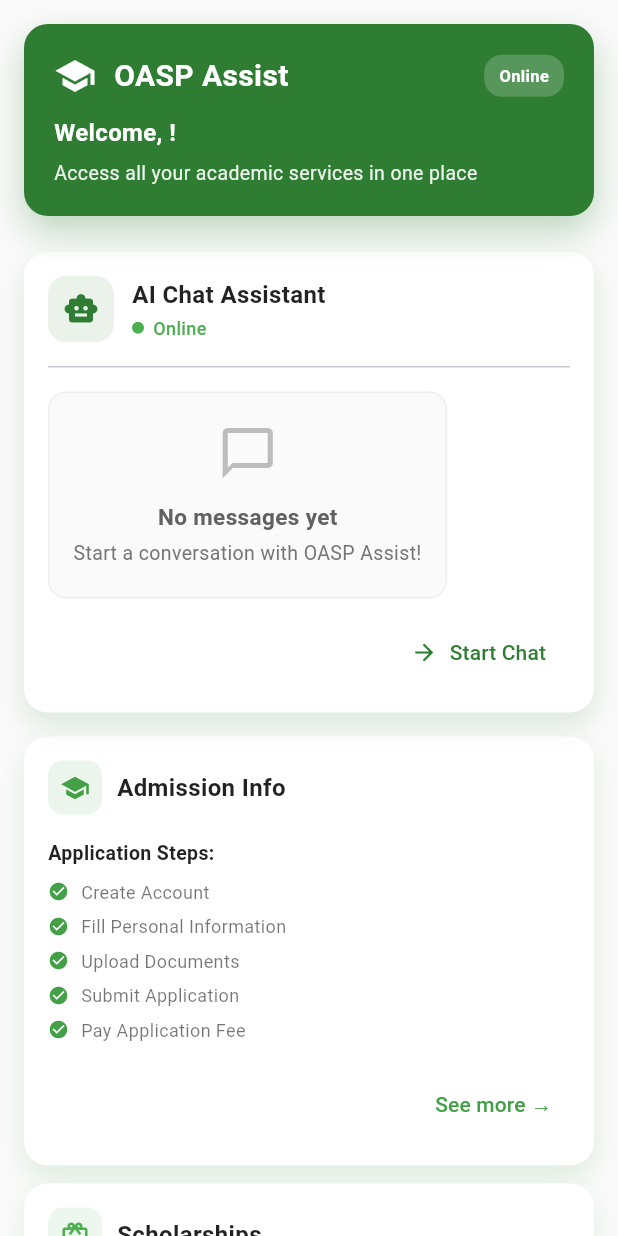
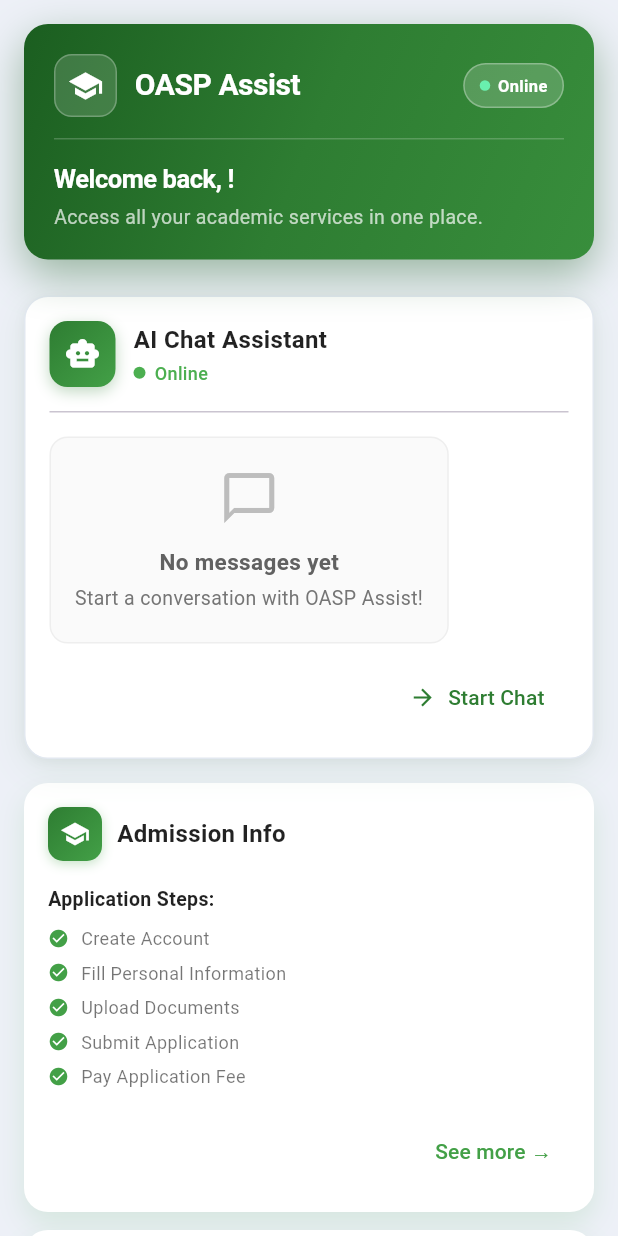
Before and after one commit to JIAN-LESTER/OASP_Assist, a Flutter app: the HomeDashboard screen opened directly, on a phone screen of 412 x 824 dp. Run offline on Flutter 3.47's test engine with Material 3 defaults, Android fonts, the phone set to English and light mode, and no system bars; our stand-ins replace cached_network_image, cloud_firestore, cloud_functions, csv, file_picker, firebase_auth and 15 more; missing offline and left inert: docx_to_text, google_mlkit_text_recognition, markdown, syncfusion_flutter_pdf, universal_html; accounts and stored records are empty.

Commit message:
User module UI styling tweaks

```diff
--- a/lib/modules/user/home/home.dart
+++ b/lib/modules/user/home/home.dart
@@ -2,7 +2,6 @@ import 'package:capstone_project/modules/user/user_main_page.dart';
 import 'package:cloud_firestore/cloud_firestore.dart';
 import 'package:firebase_auth/firebase_auth.dart';
 import 'package:flutter/material.dart';
-
 
 import 'package:flutter_markdown_plus/flutter_markdown_plus.dart';
 
@@ -204,7 +203,6 @@ class _HomeDashboardState extends State<HomeDashboard>
   bool _isMobile(BuildContext context) =>
       MediaQuery.of(context).size.width < 600;
 
-
   bool _isDesktop(BuildContext context) =>
       MediaQuery.of(context).size.width >= 1980;
   double _getMaxWidth(BuildContext context) {
@@ -215,7 +213,7 @@ class _HomeDashboardState extends State<HomeDashboard>
   @override
   Widget build(BuildContext context) {
     return Scaffold(
-      backgroundColor: Colors.grey[50],
+      backgroundColor: const Color(0xFFEDF0F7),
       body: FadeTransition(
         opacity: _fadeAnimation,
         child: SafeArea(
@@ -267,7 +265,11 @@ class _HomeDashboardState extends State<HomeDashboard>
       margin: EdgeInsets.all(isMobile ? 16 : 20),
       padding: EdgeInsets.all(isMobile ? 20 : 24),
       decoration: BoxDecoration(
-        color: const Color(0xFF2E7D32),
+        gradient: const LinearGradient(
+          colors: [Color(0xFF1B5E20), Color(0xFF2E7D32), Color(0xFF388E3C)],
+          begin: Alignment.topLeft,
+          end: Alignment.bottomRight,
+        ),
         borderRadius: BorderRadius.circular(isMobile ? 16 : 20),
       ),
       child: Column(
@@ -310,12 +312,16 @@ class _HomeDashboardState extends State<HomeDashboard>
       margin: EdgeInsets.all(isMobile ? 16 : 20),
       padding: EdgeInsets.all(isMobile ? 20 : 24),
       decoration: BoxDecoration(
-        color: const Color(0xFF2E7D32),
+        gradient: const LinearGradient(
+          colors: [Color(0xFF1B5E20), Color(0xFF2E7D32), Color(0xFF388E3C)],
+          begin: Alignment.topLeft,
+          end: Alignment.bottomRight,
+        ),
         borderRadius: BorderRadius.circular(isMobile ? 16 : 20),
         boxShadow: [
           BoxShadow(
-            color: const Color(0xFF2E7D32).withOpacity(0.3),
-            blurRadius: 20,
+            color: const Color(0xFF1B5E20).withOpacity(0.40),
+            blurRadius: 24,
             offset: const Offset(0, 10),
           ),
         ],
@@ -325,7 +331,19 @@ class _HomeDashboardState extends State<HomeDashboard>
         children: [
           Row(
             children: [
-              Icon(Icons.school, color: Colors.white, size: isMobile ? 28 : 32),
+              Container(
+                padding: const EdgeInsets.all(8),
+                decoration: BoxDecoration(
+                  color: Colors.white.withOpacity(0.15),
+                  borderRadius: BorderRadius.circular(12),
+                  border: Border.all(color: Colors.white.withOpacity(0.25)),
+                ),
+                child: Icon(
+                  Icons.school,
+                  color: Colors.white,
+                  size: isMobile ? 24 : 28,
+                ),
+              ),
               const SizedBox(width: 12),
               Expanded(
                 child: Text(
@@ -334,6 +352,7 @@ class _HomeDashboardState extends State<HomeDashboard>
                     color: Colors.white,
                     fontSize: isMobile ? 20 : (isDesktop ? 28 : 24),
                     fontWeight: FontWeight.bold,
+                    letterSpacing: -0.3,
                   ),
                   overflow: TextOverflow.ellipsis,
                 ),
@@ -344,10 +363,23 @@ class _HomeDashboardState extends State<HomeDashboard>
                   vertical: 6,
                 ),
                 decoration: BoxDecoration(
-                  color: Colors.white.withOpacity(0.2),
-                  borderRadius: BorderRadius.circular(12),
+                  color: Colors.white.withOpacity(0.18),
+                  borderRadius: BorderRadius.circular(20),
+                  border: Border.all(color: Colors.white.withOpacity(0.30)),
                 ),
-                child: Text(
+                child: Row(
+                  mainAxisSize: MainAxisSize.min,
+                  children: [
+                    Container(
+                      width: 7,
+                      height: 7,
+                      decoration: const BoxDecoration(
+                        color: Color(0xFF69F0AE),
+                        shape: BoxShape.circle,
+                      ),
+                    ),
+                    const SizedBox(width: 5),
+                    Text(
                       'Online',
                       style: TextStyle(
                         color: Colors.white,
@@ -355,23 +387,28 @@ class _HomeDashboardState extends State<HomeDashboard>
                         fontWeight: FontWeight.w600,
                       ),
                     ),
+                  ],
+                ),
               ),
             ],
           ),
-          SizedBox(height: isMobile ? 12 : 16),
+          SizedBox(height: isMobile ? 14 : 18),
+          Divider(color: Colors.white.withOpacity(0.20), height: 1),
+          SizedBox(height: isMobile ? 14 : 18),
           Text(
-            'Welcome, $name!',
+            'Welcome back, $name!',
             style: TextStyle(
               color: Colors.white,
-              fontSize: isMobile ? 16 : (isDesktop ? 20 : 18),
-              fontWeight: FontWeight.w600,
+              fontSize: isMobile ? 17 : (isDesktop ? 21 : 19),
+              fontWeight: FontWeight.w700,
+              letterSpacing: -0.3,
             ),
           ),
-          SizedBox(height: isMobile ? 6 : 8),
+          SizedBox(height: isMobile ? 4 : 6),
           Text(
-            'Access all your academic services in one place',
+            'Access all your academic services in one place.',
             style: TextStyle(
-              color: Colors.white.withOpacity(0.9),
+              color: Colors.white.withOpacity(0.70),
               fontSize: isMobile ? 13 : (isDesktop ? 15 : 14),
               height: 1.4,
             ),
@@ -402,11 +439,17 @@ class _HomeDashboardState extends State<HomeDashboard>
         decoration: BoxDecoration(
           color: Colors.white,
           borderRadius: BorderRadius.circular(isMobile ? 16 : 20),
+          border: Border.all(color: const Color(0xFFE2E8F0), width: 1),
           boxShadow: [
             BoxShadow(
-              color: const Color(0xFF2E7D32).withOpacity(0.15),
-              blurRadius: 15,
-              offset: const Offset(0, 8),
+              color: const Color(0xFF2E7D32).withOpacity(0.10),
+              blurRadius: 20,
+              offset: const Offset(0, 6),
+            ),
+            BoxShadow(
+              color: Colors.black.withOpacity(0.04),
+              blurRadius: 6,
+              offset: const Offset(0, 2),
             ),
           ],
         ),
@@ -418,12 +461,23 @@ class _HomeDashboardState extends State<HomeDashboard>
                 Container(
                   padding: const EdgeInsets.all(10),
                   decoration: BoxDecoration(
-                    color: const Color(0xFF2E7D32).withOpacity(0.1),
+                    gradient: const LinearGradient(
+                      colors: [Color(0xFF2E7D32), Color(0xFF43A047)],
+                      begin: Alignment.topLeft,
+                      end: Alignment.bottomRight,
+                    ),
                     borderRadius: BorderRadius.circular(12),
+                    boxShadow: [
+                      BoxShadow(
+                        color: const Color(0xFF2E7D32).withOpacity(0.30),
+                        blurRadius: 8,
+                        offset: const Offset(0, 3),
+                      ),
+                    ],
                   ),
                   child: Icon(
                     Icons.smart_toy,
-                    color: const Color(0xFF2E7D32),
+                    color: Colors.white,
                     size: isMobile ? 24 : 28,
                   ),
                 ),
@@ -698,10 +752,12 @@ class _HomeDashboardState extends State<HomeDashboard>
 
   String cleanStep(String step) {
     return step
-      .replaceAll(RegExp(r'^\s*[\(\[\d]+\s*[\.\)\]]\s*'), '') // removes "1.", "(1)", "[1]", etc.
+        .replaceAll(
+          RegExp(r'^\s*[\(\[\d]+\s*[\.\)\]]\s*'),
+          '',
+        ) // removes "1.", "(1)", "[1]", etc.
         .trim();
   }
-
 
   Widget _buildAdmissionCard() {
     final isMobile = _isMobile(context);
@@ -740,7 +796,7 @@ String cleanStep(String step) {
           borderRadius: BorderRadius.circular(isMobile ? 16 : 20),
           boxShadow: [
             BoxShadow(
-              color: const Color(0xFF43A047).withOpacity(0.15),
+              color: const Color(0xFF4CAF50).withOpacity(0.15),
               blurRadius: 15,
               offset: const Offset(0, 8),
             ),
@@ -754,12 +810,23 @@ String cleanStep(String step) {
                 Container(
                   padding: const EdgeInsets.all(8),
                   decoration: BoxDecoration(
-                    color: const Color(0xFF43A047).withOpacity(0.1),
+                    gradient: const LinearGradient(
+                      colors: [Color(0xFF2E7D32), Color(0xFF43A047)],
+                      begin: Alignment.topLeft,
+                      end: Alignment.bottomRight,
+                    ),
                     borderRadius: BorderRadius.circular(10),
+                    boxShadow: [
+                      BoxShadow(
+                        color: const Color(0xFF43A047).withOpacity(0.30),
+                        blurRadius: 6,
+                        offset: const Offset(0, 2),
+                      ),
+                    ],
                   ),
                   child: Icon(
                     Icons.school,
-                    color: const Color(0xFF43A047),
+                    color: Colors.white,
                     size: isMobile ? 20 : 24,
                   ),
                 ),
@@ -877,12 +944,23 @@ String cleanStep(String step) {
                 Container(
                   padding: const EdgeInsets.all(8),
                   decoration: BoxDecoration(
-                    color: const Color(0xFF4CAF50).withOpacity(0.1),
+                    gradient: const LinearGradient(
+                      colors: [Color(0xFF388E3C), Color(0xFF4CAF50)],
+                      begin: Alignment.topLeft,
+                      end: Alignment.bottomRight,
+                    ),
                     borderRadius: BorderRadius.circular(10),
+                    boxShadow: [
+                      BoxShadow(
+                        color: const Color(0xFF4CAF50).withOpacity(0.30),
+                        blurRadius: 6,
+                        offset: const Offset(0, 2),
+                      ),
+                    ],
                   ),
                   child: Icon(
                     Icons.card_giftcard,
-                    color: const Color(0xFF4CAF50),
+                    color: Colors.white,
                     size: isMobile ? 20 : 24,
                   ),
                 ),
@@ -989,7 +1067,7 @@ String cleanStep(String step) {
           borderRadius: BorderRadius.circular(isMobile ? 16 : 20),
           boxShadow: [
             BoxShadow(
-              color: const Color(0xFF66BB6A).withOpacity(0.15),
+              color: const Color(0xFF388E3C).withOpacity(0.15),
               blurRadius: 15,
               offset: const Offset(0, 8),
             ),
@@ -1003,12 +1081,23 @@ String cleanStep(String step) {
                 Container(
                   padding: const EdgeInsets.all(8),
                   decoration: BoxDecoration(
-                    color: const Color(0xFF66BB6A).withOpacity(0.1),
+                    gradient: const LinearGradient(
+                      colors: [Color(0xFF43A047), Color(0xFF66BB6A)],
+                      begin: Alignment.topLeft,
+                      end: Alignment.bottomRight,
+                    ),
                     borderRadius: BorderRadius.circular(10),
+                    boxShadow: [
+                      BoxShadow(
+                        color: const Color(0xFF66BB6A).withOpacity(0.30),
+                        blurRadius: 6,
+                        offset: const Offset(0, 2),
+                      ),
+                    ],
                   ),
                   child: Icon(
                     Icons.work,
-                    color: const Color(0xFF66BB6A),
+                    color: Colors.white,
                     size: isMobile ? 20 : 24,
                   ),
                 ),
@@ -1211,12 +1300,23 @@ String cleanStep(String step) {
                 Container(
                   padding: const EdgeInsets.all(10),
                   decoration: BoxDecoration(
-                    color: const Color(0xFF388E3C).withOpacity(0.1),
+                    gradient: const LinearGradient(
+                      colors: [Color(0xFF1B5E20), Color(0xFF388E3C)],
+                      begin: Alignment.topLeft,
+                      end: Alignment.bottomRight,
+                    ),
                     borderRadius: BorderRadius.circular(12),
+                    boxShadow: [
+                      BoxShadow(
+                        color: const Color(0xFF388E3C).withOpacity(0.30),
+                        blurRadius: 6,
+                        offset: const Offset(0, 2),
+                      ),
+                    ],
                   ),
                   child: Icon(
                     Icons.campaign,
-                    color: const Color(0xFF388E3C),
+                    color: Colors.white,
                     size: isMobile ? 24 : 28,
                   ),
                 ),
```
Also changed, not shown: lib/modules/user/services/placement_info.dart (+58 -42 lines), lib/modules/user/services/scholarship_list.dart (+54 -41 lines). Lines whose indentation alone changed are shown as unchanged.
